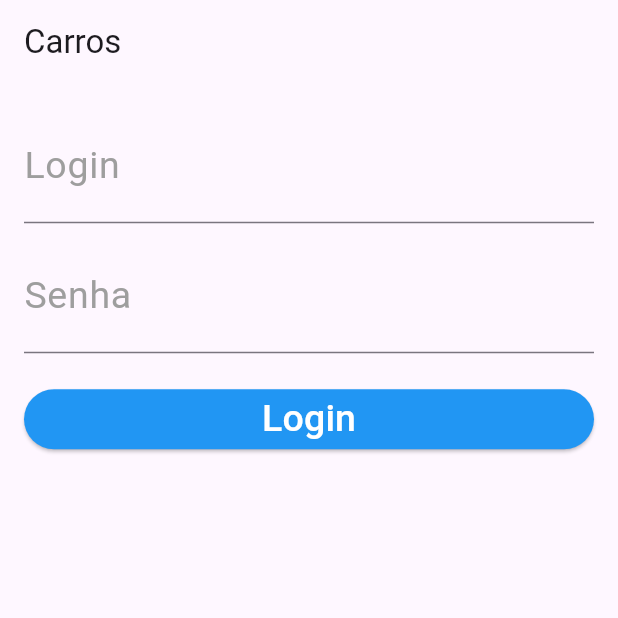
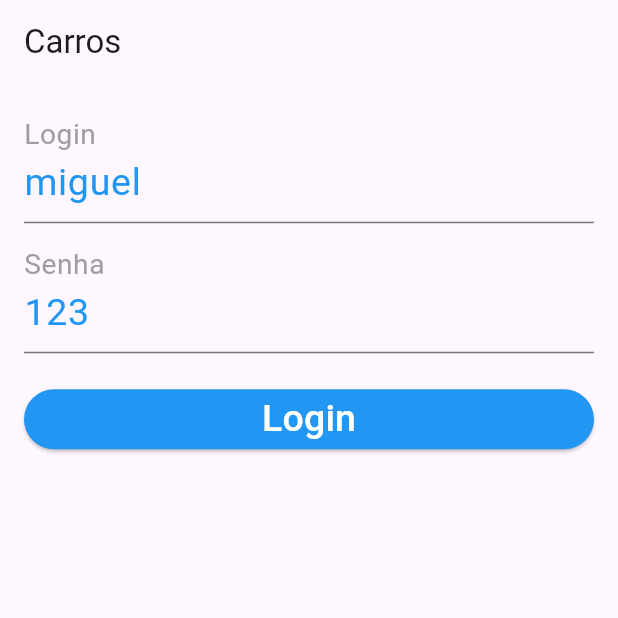
Before and after one commit to Miel230/Carros, a Flutter app: the screen it shows after launch, on a phone screen of 412 x 824 dp, the top half of it. Run offline on Flutter 3.47's test engine with Material 2 defaults, Android fonts, the phone set to English and light mode, and no system bars.

Commit message:
Adicionando o Login e Senha

```diff
--- a/lib/pages/login_page.dart
+++ b/lib/pages/login_page.dart
@@ -1,8 +1,10 @@
 import 'package:flutter/material.dart';
 
 class LoginPage extends StatelessWidget {
-  final _tLogin = TextEditingController();
-  final _tSenha = TextEditingController();
+  final _formKey = GlobalKey<FormState>();
+
+  final _tLogin = TextEditingController(text: "miguel");
+  final _tSenha = TextEditingController(text: "123");
 
   @override
   Widget build(BuildContext context) {
@@ -15,27 +17,36 @@ class LoginPage extends StatelessWidget {
   }
 
   _body() {
-    return Container(
+    return Form(
+      key: _formKey,
+      child: Container(
         padding: EdgeInsets.all(16),
         child: ListView(
           children: [
-          _text("Login", "Digite o login", controller: _tLogin),
+            _text("Login", "Digite o login", controller: _tLogin, validator: _validateLogin),
             SizedBox(
               height: 10,
             ),
-          _text("Senha", "Digite a senha", controller: _tSenha),
+            _text("Senha", "Digite a senha", controller: _tSenha, validator: _validateSenha),
             SizedBox(
               height: 20,
             ),
             _button("Login", _onClickLogin),
           ],
         ),
+      ),
     );
   }
 
-  _text(String label, String hint, {TextEditingController? controller}) {
+  _text(
+    String label,
+    String hint, {
+    TextEditingController? controller,
+    FormFieldValidator<String>? validator,
+  }) {
     return TextFormField(
       controller: controller,
+      validator: validator,
       style: TextStyle(fontSize: 25, color: Colors.blue),
       decoration: InputDecoration(
           labelText: label,
@@ -61,9 +72,34 @@ class LoginPage extends StatelessWidget {
   }
 
   void _onClickLogin() {
+    if (! _formKey.currentState!.validate()) {
+      return;
+    }
+
     String login = _tLogin.text;
     String senha = _tSenha.text;
 
     print("Login: $login, Senha: $senha");
   }
+
+  String? _validateLogin(String? text) {
+        (String? text) {
+          if (text == null || text.isEmpty) {
+            return "Digite o login";
           }
+          return null;
+        };
+  }
+
+  String? _validateSenha(String? text) {
+        (String? text) {
+      if (text == null || text.isEmpty) {
+        return "Digite a senha";
+      }
+      if(text.length < 3) {
+        return "A senha precisa ter pelo menos 3 números";
+      }
+      return null;
+    };
+  }
+}
```
Also changed, not shown: 1 other file. Lines whose indentation alone changed are shown as unchanged.
